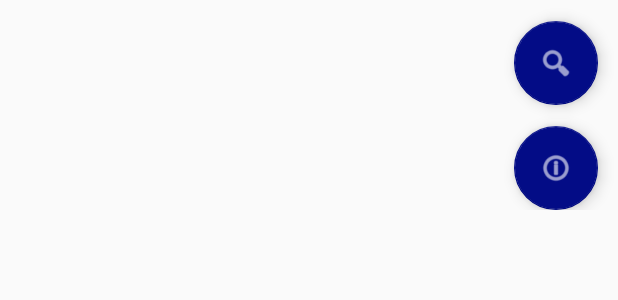
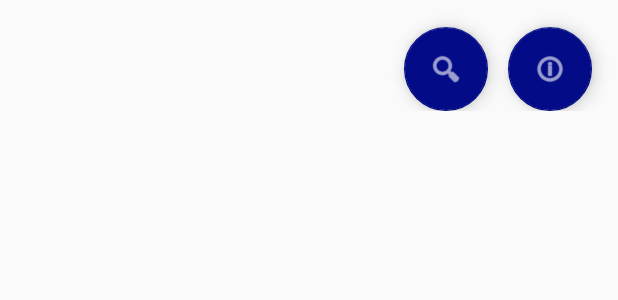
Before and after one commit to Rinnaris/SharedInterests, an Android app: the layout new_searching.xml on its own in the app's theme, with its tools: preview values and no code run, on a phone screen of 412 x 824 dp. Shown: the top 300 px of the screen. Run offline under Robolectric (Android 15) with nearby library versions, the phone set to English and light mode, and no system bars.

```diff
--- a/app/src/main/java/com/example/lastone/Edit.java
+++ b/app/src/main/java/com/example/lastone/Edit.java
@@ -687,6 +687,7 @@ public class Edit extends AppCompatActivity {
     //assigns infovariables
     private void setInfoVariables() {
         name = (EditText) findViewById(R.id.nameText);
+        name.setText(profile.getName());
         phone = (EditText) findViewById(R.id.phoneText);
         email = (EditText) findViewById(R.id.emailText);
     }
--- a/app/src/main/java/com/example/lastone/ServiceHandler.java
+++ b/app/src/main/java/com/example/lastone/ServiceHandler.java
@@ -293,4 +293,8 @@ public class ServiceHandler {
     public void setMainProfile(UserProfile mainProfile) {
         this.mainProfile = mainProfile;
     }
+
+    public ArrayList<UserProfile> getNearby() {
+        return nearby;
+    }
 }
--- a/app/src/main/res/layout/new_searching.xml
+++ b/app/src/main/res/layout/new_searching.xml
@@ -5,47 +5,26 @@
     android:orientation="vertical" android:layout_width="match_parent"
     android:layout_height="match_parent"
     tools:layout_editor_absoluteY="81dp"
-    tools:layout_editor_absoluteX="0dp">
+    tools:layout_editor_absoluteX="0dp"
+    tools:context="com.example.lastone.newSearching">
 
     <RelativeLayout
-        android:layout_width="wrap_content"
+        android:layout_width="match_parent"
         android:layout_height="wrap_content"
-        tools:layout_editor_absoluteX="8dp"
+        app:layout_constraintLeft_toLeftOf="parent"
+        app:layout_constraintRight_toRightOf="parent"
         tools:layout_editor_absoluteY="8dp">
-
-        <android.support.design.widget.FloatingActionButton
-            android:id="@+id/refreshButton"
-            android:layout_width="wrap_content"
-            android:layout_height="wrap_content"
-            android:layout_alignParentEnd="true"
-            android:layout_below="@+id/scrollView2"
-            android:layout_marginEnd="13dp"
-            android:layout_marginTop="14dp"
-            android:clickable="true"
-            android:tint="@android:color/background_light"
-            app:fabSize="normal"
-            app:rippleColor="@color/colorPrimary"
-            app:srcCompat="@android:drawable/ic_menu_search" />
-
-        <android.support.design.widget.FloatingActionButton
-            android:id="@+id/editButton"
-            android:layout_width="wrap_content"
-            android:layout_height="wrap_content"
-            android:layout_alignStart="@+id/refreshButton"
-            android:layout_below="@+id/refreshButton"
-            android:layout_marginTop="14dp"
-            android:clickable="true"
-            android:tint="@android:color/background_light"
-            app:fabSize="normal"
-            app:rippleColor="@color/colorPrimary"
-            app:srcCompat="@android:drawable/ic_menu_info_details" />
 
         <ScrollView
             android:id="@+id/scrollView2"
-            android:layout_width="0dp"
-            android:layout_height="0dp"
-            tools:layout_editor_absoluteX="8dp"
-            tools:layout_editor_absoluteY="8dp">
+            android:layout_width="match_parent"
+            android:layout_height="wrap_content"
+            android:layout_alignParentStart="true"
+            android:layout_alignTop="@+id/editButton"
+            app:layout_constraintHorizontal_bias="0.0"
+            app:layout_constraintLeft_toLeftOf="parent"
+            app:layout_constraintRight_toRightOf="parent"
+            tools:layout_editor_absoluteY="-84dp">
 
             <LinearLayout
                 android:id="@+id/topView"
@@ -53,6 +32,41 @@
                 android:layout_height="wrap_content"
                 android:orientation="vertical" />
         </ScrollView>
+
+        <android.support.design.widget.FloatingActionButton
+            android:id="@+id/editButton"
+            android:layout_width="wrap_content"
+            android:layout_height="wrap_content"
+            android:layout_alignParentEnd="true"
+            android:layout_alignTop="@+id/refreshButton"
+            android:layout_marginEnd="17dp"
+            android:layout_marginRight="176dp"
+            android:clickable="true"
+            android:tint="@android:color/background_light"
+            app:elevation="7dp"
+            app:fabSize="normal"
+            app:layout_constraintRight_toRightOf="parent"
+            app:layout_constraintTop_toTopOf="parent"
+            app:rippleColor="@color/colorPrimary"
+            app:srcCompat="@android:drawable/ic_menu_info_details" />
+
+        <android.support.design.widget.FloatingActionButton
+            android:id="@+id/refreshButton"
+            android:layout_width="wrap_content"
+            android:layout_height="wrap_content"
+            android:layout_alignParentTop="true"
+            android:layout_marginEnd="13dp"
+            android:layout_marginTop="18dp"
+            android:layout_toStartOf="@+id/editButton"
+            android:clickable="true"
+            android:tint="@android:color/background_light"
+            app:elevation="7dp"
+            app:fabSize="normal"
+            app:rippleColor="@color/colorPrimary"
+            app:srcCompat="@android:drawable/ic_menu_search"
+            tools:layout_editor_absoluteX="0dp"
+            tools:layout_editor_absoluteY="0dp" />
+
     </RelativeLayout>
 
 </android.support.constraint.ConstraintLayout>
```
Also changed, not shown: app/src/main/java/com/example/lastone/MainActivity.java (+11 -1 lines), app/src/main/java/com/example/lastone/Setup.java (+11 -4 lines), app/src/main/java/com/example/lastone/newSearching.java (+2 -6 lines), app/src/main/res/layout/activity_setup.xml (+24 -25 lines).
